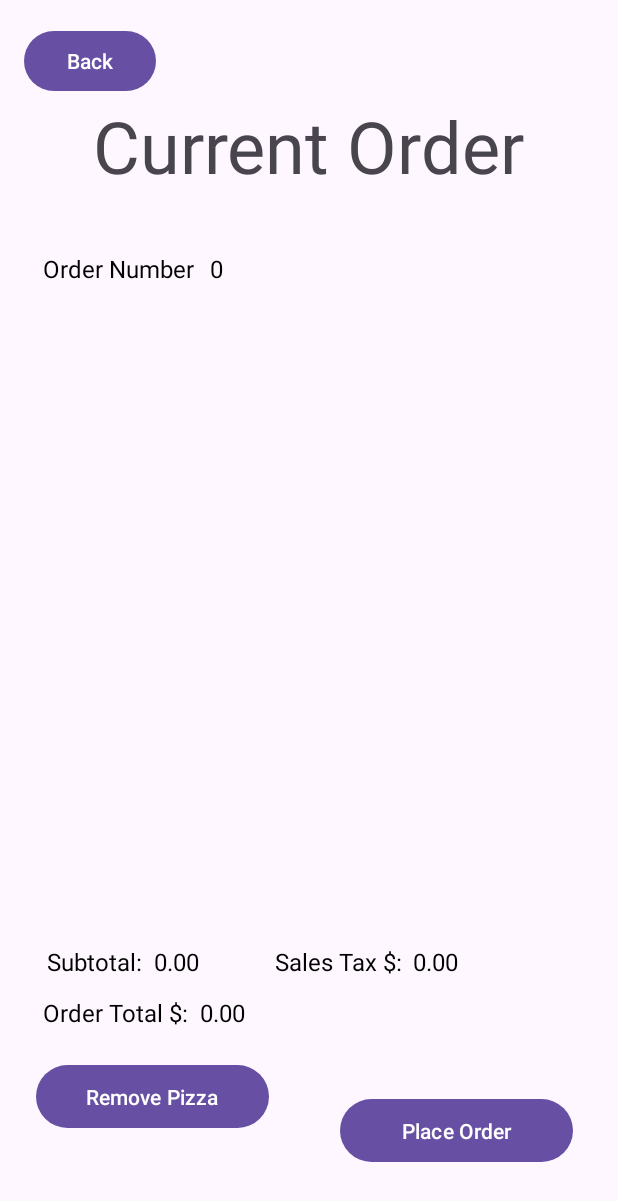
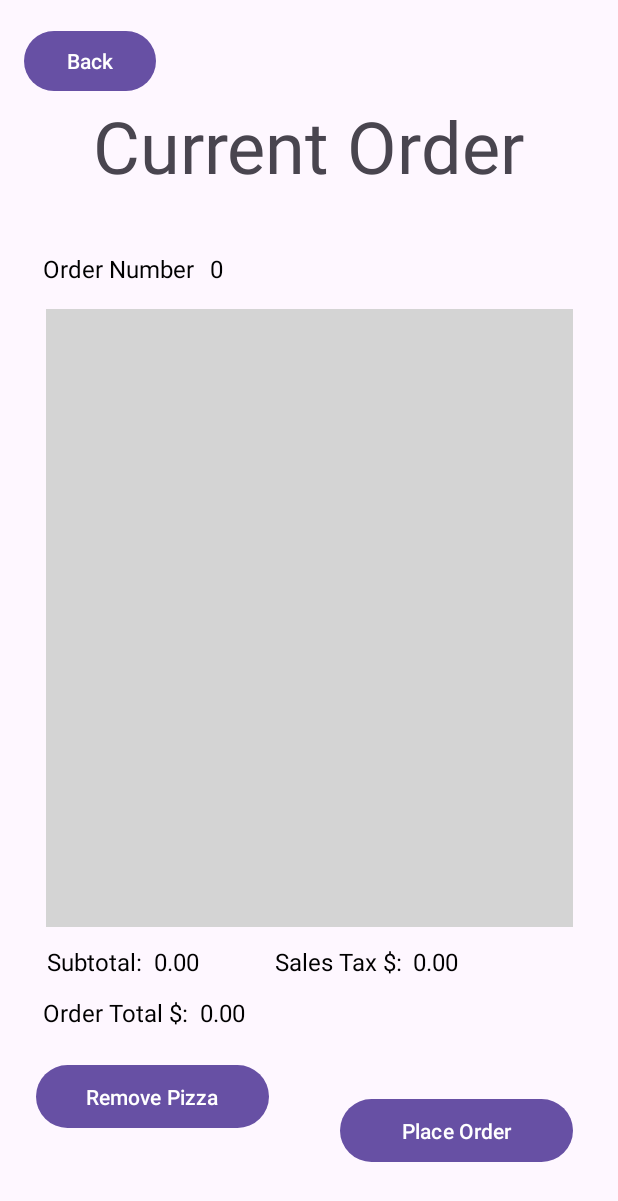
Before and after one commit to aecone/Pizza-Maker, an Android app: the CurrentOrder screen opened directly, with no data from a screen before it, on a phone screen of 412 x 824 dp. Shown: the top 1201 px of the screen. Run offline under Robolectric (Android 15) with nearby library versions, the phone set to English and light mode, and no system bars.

Commit message:
background current order

```diff
--- a/app/src/main/res/layout/activity_current_order.xml
+++ b/app/src/main/res/layout/activity_current_order.xml
@@ -36,6 +36,8 @@
 
     <ListView
         android:id="@+id/listView"
+        android:background="#d4d4d4"
+
         android:layout_width="351dp"
         android:layout_height="412dp"
         app:layout_constraintBottom_toBottomOf="parent"
```
